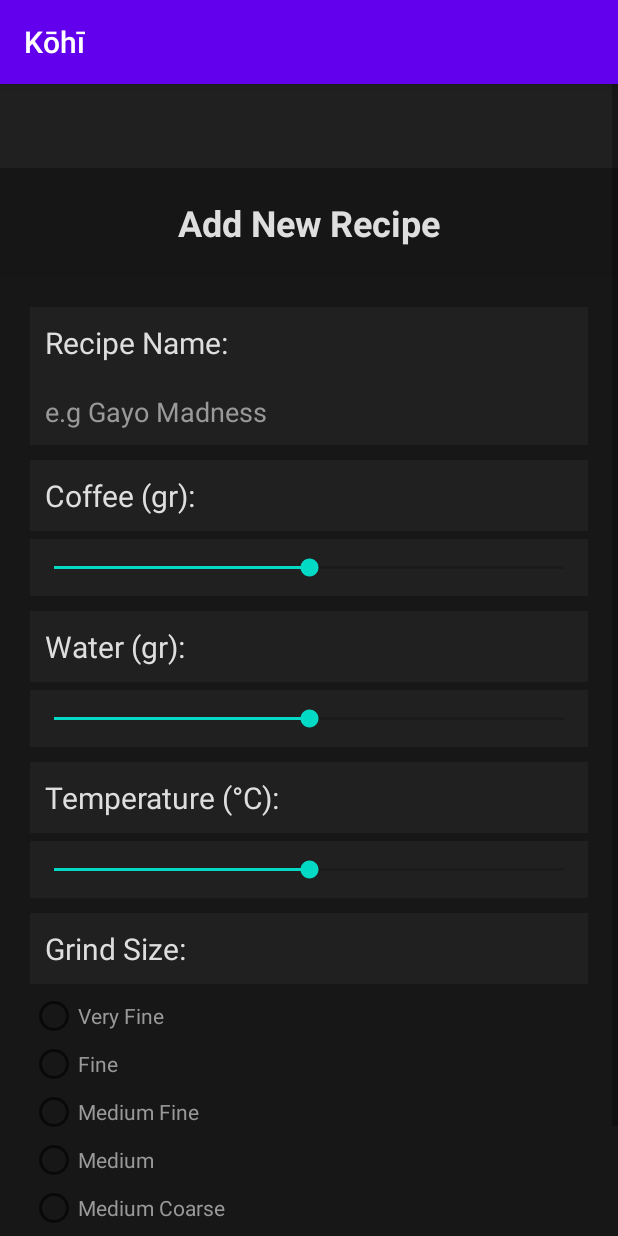
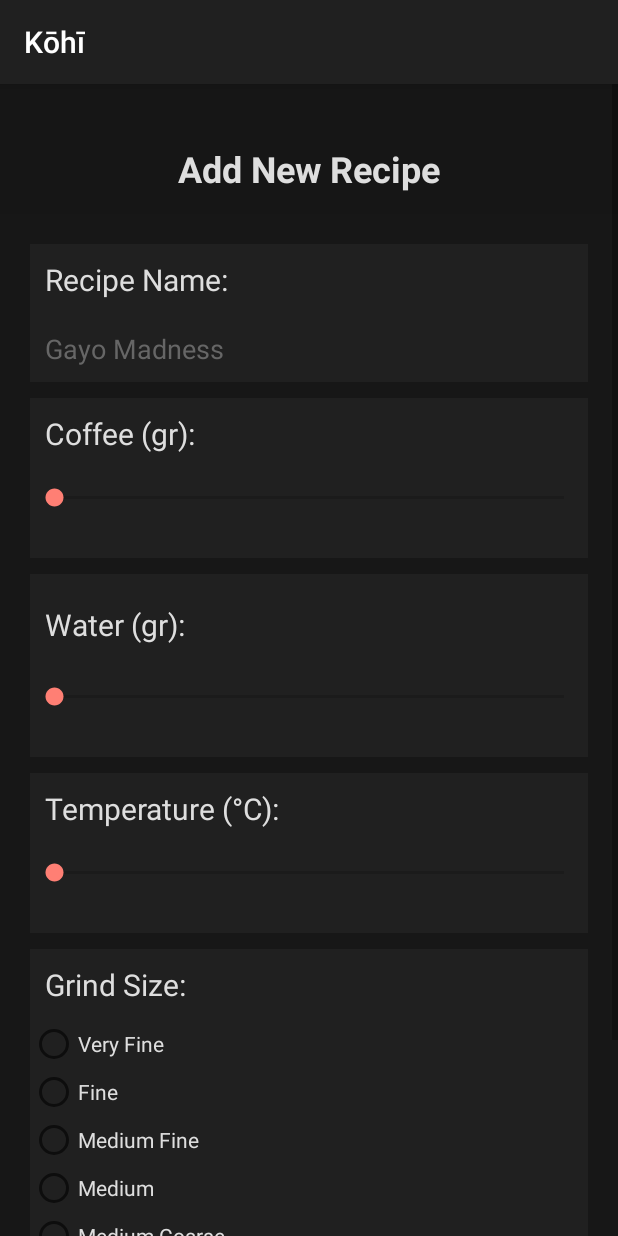
Before and after one commit to n0irx/Kohi, an Android app: the AddRecipeActivity screen opened directly, with no data from a screen before it, on a phone screen of 412 x 824 dp. Run offline under Robolectric (Android 15) with nearby library versions, the phone set to English and light mode, and no system bars.

Commit message:
- add handler on seekbar progress changed - edit layout to match wireframe - edit colors value to match theme - fix layout on activity_main

```diff
--- a/app/build.gradle
+++ b/app/build.gradle
@@ -37,6 +37,7 @@ dependencies {
     implementation 'androidx.room:room-runtime:2.2.5'
     implementation 'androidx.constraintlayout:constraintlayout:2.0.4'
     implementation 'androidx.recyclerview:recyclerview:1.1.0'
+    implementation 'com.google.android.material:material:1.2.1'
     testImplementation 'junit:junit:4.12'
     androidTestImplementation 'androidx.test.ext:junit:1.1.2'
     androidTestImplementation 'androidx.test.espresso:espresso-core:3.3.0'
--- a/app/src/main/java/id/ac/ui/cs/mobileprogramming/nataprawiraf/kohi/view/AddRecipeActivity.kt
+++ b/app/src/main/java/id/ac/ui/cs/mobileprogramming/nataprawiraf/kohi/view/AddRecipeActivity.kt
@@ -1,12 +1,72 @@
 package id.ac.ui.cs.mobileprogramming.nataprawiraf.kohi.view
 
+import android.annotation.SuppressLint
+import android.os.Bundle
+import android.widget.SeekBar
+import android.widget.TextView
+import android.widget.Toast
 import androidx.appcompat.app.AppCompatActivity
-import android.os.Bundle
 import id.ac.ui.cs.mobileprogramming.nataprawiraf.kohi.R
+import org.w3c.dom.Text
+
+const val MIN_WEIGHT_IN_GRAM = 0
+const val MAX_WEIGHT_IN_GRAM = 100
+const val STEP_IN_GRAM = 1
+
+const val MIN_DEGREE_IN_CELSIUS = 0
+const val MAX_DEGREE_IN_CELSIUS = 100
+const val STEP_IN_CELSIUS = 1
 
 class AddRecipeActivity : AppCompatActivity() {
     override fun onCreate(savedInstanceState: Bundle?) {
         super.onCreate(savedInstanceState)
         setContentView(R.layout.activity_add_recipe)
+
+
+        // Coffee weight field
+        val coffeeSeekBar = findViewById<SeekBar>(R.id.sb_create_recipeCoffee_input)
+        val coffeeSeekBarTv = findViewById<TextView>(R.id.tv_create_recipeCoffee_input)
+        coffeeSeekBar!!.max = (MAX_WEIGHT_IN_GRAM - MIN_WEIGHT_IN_GRAM) / STEP_IN_GRAM
+        coffeeSeekBar.setOnSeekBarChangeListener(object :
+            SeekBar.OnSeekBarChangeListener {
+            override fun onProgressChanged(coffeeSeekBar: SeekBar,
+                                           progress: Int, fromUser: Boolean) {
+                val progressCustom = MIN_WEIGHT_IN_GRAM + ( progress * STEP_IN_GRAM )
+                coffeeSeekBarTv.setText("$progressCustom gram")
+            }
+            override fun onStartTrackingTouch(coffeeSeekBar: SeekBar) {}
+            override fun onStopTrackingTouch(coffeeSeekBar: SeekBar) {}
+        })
+
+        // Water weight field
+        val waterSeekBar = findViewById<SeekBar>(R.id.sb_create_recipeWater_input)
+        val waterSeekBarTv = findViewById<TextView>(R.id.tv_create_recipeWater_input)
+        waterSeekBar!!.max = (MAX_WEIGHT_IN_GRAM - MIN_WEIGHT_IN_GRAM) / STEP_IN_GRAM
+        waterSeekBar.setOnSeekBarChangeListener(object :
+            SeekBar.OnSeekBarChangeListener {
+            override fun onProgressChanged(waterSeekBar: SeekBar,
+                                           progress: Int, fromUser: Boolean) {
+                val progressCustom = MIN_WEIGHT_IN_GRAM + ( progress * STEP_IN_GRAM )
+                waterSeekBarTv.setText("$progressCustom gram")
+            }
+            override fun onStartTrackingTouch(waterSeekBar: SeekBar) {}
+            override fun onStopTrackingTouch(waterSeekBar: SeekBar) {}
+        })
+
+        // Water temperature weight field
+        val temperatureSeekBar = findViewById<SeekBar>(R.id.sb_create_recipeTemperature_input)
+        val temperatureSeekBarTv = findViewById<TextView>(R.id.tv_create_recipeTemperature_input)
+        temperatureSeekBar!!.max = (MAX_DEGREE_IN_CELSIUS - MIN_DEGREE_IN_CELSIUS) / STEP_IN_CELSIUS
+        temperatureSeekBar.setOnSeekBarChangeListener(object :
+            SeekBar.OnSeekBarChangeListener {
+            override fun onProgressChanged(temperatureSeekBar: SeekBar,
+                                           progress: Int, fromUser: Boolean) {
+                val progressCustom = MIN_DEGREE_IN_CELSIUS + ( progress * STEP_IN_CELSIUS )
+                temperatureSeekBarTv.setText("$progressCustom °C")
+            }
+            override fun onStartTrackingTouch(temperatureSeekBar: SeekBar) {}
+            override fun onStopTrackingTouch(temperatureSeekBar: SeekBar) {}
+        })
+
     }
 }
--- a/app/src/main/java/id/ac/ui/cs/mobileprogramming/nataprawiraf/kohi/view/MainActivity.kt
+++ b/app/src/main/java/id/ac/ui/cs/mobileprogramming/nataprawiraf/kohi/view/MainActivity.kt
@@ -1,12 +1,20 @@
 package id.ac.ui.cs.mobileprogramming.nataprawiraf.kohi.view
 
+import android.content.Intent
 import androidx.appcompat.app.AppCompatActivity
 import android.os.Bundle
 import id.ac.ui.cs.mobileprogramming.nataprawiraf.kohi.R
+import kotlinx.android.synthetic.main.activity_main.*
 
 class MainActivity : AppCompatActivity() {
     override fun onCreate(savedInstanceState: Bundle?) {
         super.onCreate(savedInstanceState)
         setContentView(R.layout.activity_main)
+
+        btn_addNewRecipe.setOnClickListener {
+            val intent = Intent(this, AddRecipeActivity::class.java)
+            // start your next activity
+            startActivity(intent)
+        }
     }
 }
--- a/app/src/main/res/layout/activity_add_recipe.xml
+++ b/app/src/main/res/layout/activity_add_recipe.xml
@@ -14,19 +14,12 @@
         android:orientation="vertical"
         android:layout_height="wrap_content">
 
-        <androidx.appcompat.widget.Toolbar
-            android:id="@+id/toolbar"
-            android:layout_width="match_parent"
-            android:layout_height="wrap_content"
-            android:background="@color/colorTrueBlack"
-            android:minHeight="?attr/actionBarSize"
-            android:theme="?attr/actionBarTheme" />
-
         <TextView
             android:id="@+id/tv_create_title"
             android:layout_width="match_parent"
             android:layout_height="wrap_content"
-            android:layout_margin="20dp"
+            android:layout_marginTop="40dp"
+            android:layout_marginBottom="10dp"
             android:fontFamily="sans-serif"
             android:gravity="center"
             android:text="@string/recipe_create_title"
@@ -37,6 +30,8 @@
         <LinearLayout
             android:layout_width="match_parent"
             android:layout_height="wrap_content"
+            android:layout_marginTop="4dp"
+            android:layout_marginBottom="4dp"
             android:background="@color/colorMidnight"
             android:orientation="vertical"
             android:padding="20dp">
@@ -45,6 +40,7 @@
             <LinearLayout
                 android:layout_width="match_parent"
                 android:layout_height="match_parent"
+                android:layout_marginBottom="5dp"
                 android:orientation="vertical">
 
                 <TextView
@@ -68,7 +64,6 @@
                     android:inputType="textPersonName"
                     android:padding="10dp"
                     android:shadowColor="@color/colorStorm"
-                    android:text="@string/recipe_name_input"
                     android:textColor="@color/colorSmoke"
                     android:textColorHint="@color/colorStorm"
                     android:textSize="18sp" />
@@ -78,19 +73,22 @@
             <LinearLayout
                 android:layout_width="match_parent"
                 android:layout_height="match_parent"
+                android:layout_marginTop="5dp"
+                android:layout_marginBottom="5dp"
+                android:background="@color/colorTrueBlack"
                 android:orientation="vertical">
 
                 <TextView
                     android:id="@+id/tv_create_recipeCoffee_label"
                     android:layout_width="match_parent"
                     android:layout_height="wrap_content"
-                    android:layout_marginTop="10dp"
-                    android:layout_marginBottom="5dp"
                     android:background="@color/colorTrueBlack"
                     android:padding="10dp"
                     android:text="@string/recipe_coffee_label"
                     android:textColor="@color/colorGainsboro"
                     android:textSize="20sp" />
+
+
 
                 <SeekBar
                     android:id="@+id/sb_create_recipeCoffee_input"
@@ -101,13 +99,25 @@
                     android:indeterminate="false"
                     android:max="100"
                     android:padding="10dp"
-                    android:progress="50" />
+                    android:progress="0" />
+
+                <TextView
+                    android:id="@+id/tv_create_recipeCoffee_input"
+                    android:layout_width="match_parent"
+                    android:layout_height="match_parent"
+                    android:gravity="center"
+                    android:textColor="@color/colorGainsboro"
+                    android:textSize="15sp" />
+
             </LinearLayout>
 
             <!--Water-->
             <LinearLayout
                 android:layout_width="match_parent"
                 android:layout_height="match_parent"
+                android:layout_marginTop="5dp"
+                android:layout_marginBottom="5dp"
+                android:background="@color/colorTrueBlack"
                 android:orientation="vertical">
 
                 <TextView
@@ -131,21 +141,31 @@
                     android:indeterminate="false"
                     android:max="100"
                     android:padding="10dp"
-                    android:progress="50" />
+                    android:progress="0" />
+
+                <TextView
+                    android:id="@+id/tv_create_recipeWater_input"
+                    android:layout_width="match_parent"
+                    android:layout_height="match_parent"
+                    android:gravity="center"
+                    android:textColor="@color/colorGainsboro"
+                    android:textSize="15sp" />
+
             </LinearLayout>
 
             <!--Temperature-->
             <LinearLayout
                 android:layout_width="match_parent"
                 android:layout_height="match_parent"
+                android:layout_marginTop="5dp"
+                android:layout_marginBottom="5dp"
+                android:background="@color/colorTrueBlack"
                 android:orientation="vertical">
 
                 <TextView
                     android:id="@+id/tv_create_recipeTemperature_label"
                     android:layout_width="match_parent"
                     android:layout_height="wrap_content"
-                    android:layout_marginTop="10dp"
-                    android:layout_marginBottom="5dp"
                     android:background="@color/colorTrueBlack"
                     android:padding="10dp"
                     android:text="@string/recipe_temperature_label"
@@ -161,21 +181,31 @@
                     android:indeterminate="false"
                     android:max="100"
                     android:padding="10dp"
-                    android:progress="50" />
+                    android:progress="0" />
+
+                <TextView
+                    android:id="@+id/tv_create_recipeTemperature_input"
+                    android:layout_width="match_parent"
+                    android:layout_height="match_parent"
+                    android:gravity="center"
+                    android:textColor="@color/colorGainsboro"
+                    android:textSize="15sp" />
+
             </LinearLayout>
 
             <!--Grind Size-->
             <LinearLayout
                 android:layout_width="match_parent"
                 android:layout_height="match_parent"
+                android:background="@color/colorTrueBlack"
+                android:layout_marginTop="5dp"
+                android:layout_marginBottom="5dp"
                 android:orientation="vertical">
 
                 <TextView
                     android:id="@+id/tv_create_recipeGrindSize_label"
                     android:layout_width="match_parent"
                     android:layout_height="wrap_content"
-                    android:layout_marginTop="10dp"
-                    android:layout_marginBottom="5dp"
                     android:background="@color/colorTrueBlack"
                     android:padding="10dp"
                     android:text="@string/recipe_grindSize_label"
@@ -191,73 +221,80 @@
                         android:id="@+id/grindSize_veryFine"
                         android:layout_width="match_parent"
                         android:layout_height="wrap_content"
+                        android:shadowColor="@color/colorGainsboro"
                         android:text="@string/grindSize_veryFine"
-                        android:textColor="@color/colorSmoke"
-                        android:textColorHighlight="@color/colorSmoke"
-                        android:textColorHint="@color/colorSmoke"
-                        android:textColorLink="@color/colorSmoke" />
+                        android:textColor="@color/colorGainsboro"
+                        android:textColorHighlight="@color/colorGainsboro"
+                        android:textColorHint="@color/colorGainsboro"
+                        android:textColorLink="@color/colorGainsboro" />
 
                     <RadioButton
                         android:id="@+id/grindSize_fine"
                         android:layout_width="match_parent"
                         android:layout_height="wrap_content"
                         android:text="@string/grindSize_fine"
-                        android:textColor="@color/colorSmoke"
-                        android:textColorHighlight="@color/colorSmoke"
-                        android:textColorHint="@color/colorSmoke"
-                        android:textColorLink="@color/colorSmoke" />
+                        android:textColor="@color/colorGainsboro"
+                        android:textColorHighlight="@color/colorGainsboro"
+                        android:textColorHint="@color/colorGainsboro"
+                        android:textColorLink="@color/colorGainsboro" />
 
                     <RadioButton
                         android:id="@+id/grindSize_mediumFine"
                         android:layout_width="match_parent"
                         android:layout_height="wrap_content"
                         android:text="@string/grindSize_mediumFine"
-                        android:textColor="@color/colorSmoke"
-                        android:textColorHighlight="@color/colorSmoke"
-                        android:textColorHint="@color/colorSmoke"
-                        android:textColorLink="@color/colorSmoke" />
+                        android:textColor="@color/colorGainsboro"
+                        android:textColorHighlight="@color/colorGainsboro"
+                        android:textColorHint="@color/colorGainsboro"
+                        android:textColorLink="@color/colorGainsboro" />
 
                     <RadioButton
                         android:id="@+id/grindSize_medium"
                         android:layout_width="match_parent"
                         android:layout_height="wrap_content"
                         android:text="@string/grindSize_medium"
-                        android:textColor="@color/colorSmoke"
-                        android:textColorHighlight="@color/colorSmoke"
-                        android:textColorHint="@color/colorSmoke"
-                        android:textColorLink="@color/colorSmoke" />
+                        android:textColor="@color/colorGainsboro"
+                        android:textColorHighlight="@color/colorGainsboro"
+                        android:textColorHint="@color/colorGainsboro"
+                        android:textColorLink="@color/colorGainsboro" />
 
                     <RadioButton
                         android:id="@+id/grindSize_mediumCoarse"
                         android:layout_width="match_parent"
                         android:layout_height="wrap_content"
                         android:text="@string/grindSize_mediumCoarse"
-                        android:textColor="@color/colorSmoke"
-                        android:textColorHighlight="@color/colorSmoke"
-                        android:textColorHint="@color/colorSmoke"
-                        android:textColorLink="@color/colorSmoke" />
+                        android:textColor="@color/colorGainsboro"
+                        android:textColorHighlight="@color/colorGainsboro"
+                        android:textColorHint="@color/colorGainsboro"
+                        android:textColorLink="@color/colorGainsboro" />
 
                     <RadioButton
                         android:id="@+id/grindSize_coarse"
                         android:layout_width="match_parent"
                         android:layout_height="wrap_content"
                         android:text="@string/grindSize_coarse"
-                        android:textColor="@color/colorSmoke"
-                        android:textColorHighlight="@color/colorSmoke"
-                        android:textColorHint="@color/colorSmoke"
-                        android:textColorLink="@color/colorSmoke" />
+                        android:textColor="@color/colorGainsboro"
+                        android:textColorHighlight="@color/colorGainsboro"
+                        android:textColorHint="@color/colorGainsboro"
+                        android:textColorLink="@color/colorGainsboro" />
 
                     <RadioButton
                         android:id="@+id/grindSize_coarse2"
                         android:layout_width="match_parent"
                         android:layout_height="wrap_content"
                         android:text="@string/grindSize_coarse"
-                        android:textColor="@color/colorSmoke"
-                        android:textColorHighlight="@color/colorSmoke"
-                        android:textColorHint="@color/colorSmoke"
-                        android:textColorLink="@color/colorSmoke" />
+                        android:textColor="@color/colorGainsboro"
+                        android:textColorHighlight="@color/colorGainsboro"
+                        android:textColorHint="@color/colorGainsboro"
+                        android:textColorLink="@color/colorGainsboro" />
                 </RadioGroup>
             </LinearLayout>
+
+            <Button
+                android:id="@+id/btn_create_submit_recipe"
+                android:layout_width="match_parent"
+                android:layout_height="wrap_content"
+                android:text="SAVE" />
 
         </LinearLayout>
 
--- a/app/src/main/res/layout/activity_main.xml
+++ b/app/src/main/res/layout/activity_main.xml
@@ -4,15 +4,24 @@
     xmlns:tools="http://schemas.android.com/tools"
     android:layout_width="match_parent"
     android:layout_height="match_parent"
+    android:background="@color/colorMidnight"
     tools:context=".view.MainActivity">
+
+    <com.google.android.material.floatingactionbutton.FloatingActionButton
+        android:id="@+id/btn_addNewRecipe"
+        android:layout_width="wrap_content"
+        android:layout_height="wrap_content"
+        android:layout_margin="15dp"
+        android:clickable="true"
+        android:focusable="true"
+        app:layout_constraintBottom_toBottomOf="@+id/recipe_recyclerView"
+        app:layout_constraintEnd_toEndOf="@+id/recipe_recyclerView"
+        app:srcCompat="@android:drawable/ic_menu_add" />
 
     <androidx.recyclerview.widget.RecyclerView
         android:id="@+id/recipe_recyclerView"
         android:layout_width="match_parent"
         android:layout_height="match_parent"
-        android:layout_margin="5dp"
-        />
-
-
+        android:layout_margin="5dp" />
 
 </androidx.constraintlayout.widget.ConstraintLayout>
--- a/app/src/main/res/values/colors.xml
+++ b/app/src/main/res/values/colors.xml
@@ -1,8 +1,8 @@
 <?xml version="1.0" encoding="utf-8"?>
 <resources>
-    <color name="colorPrimary">#6200EE</color>
-    <color name="colorPrimaryDark">#3700B3</color>
-    <color name="colorAccent">#03DAC5</color>
+    <color name="colorPrimary">#202020</color>
+    <color name="colorPrimaryDark">#000000</color>
+    <color name="colorAccent">#FF7F74</color>
 
     <!--custom-->
     <color name="colorPitchBlack">#000000</color>
```
